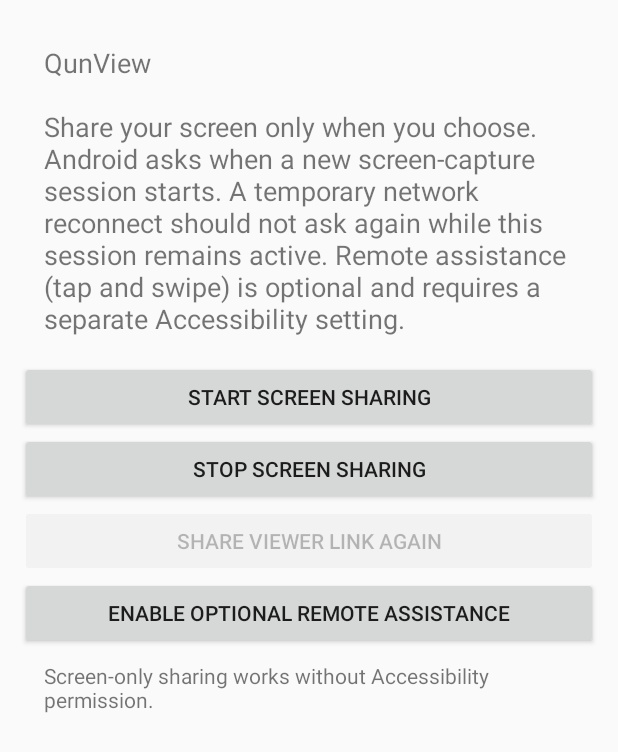
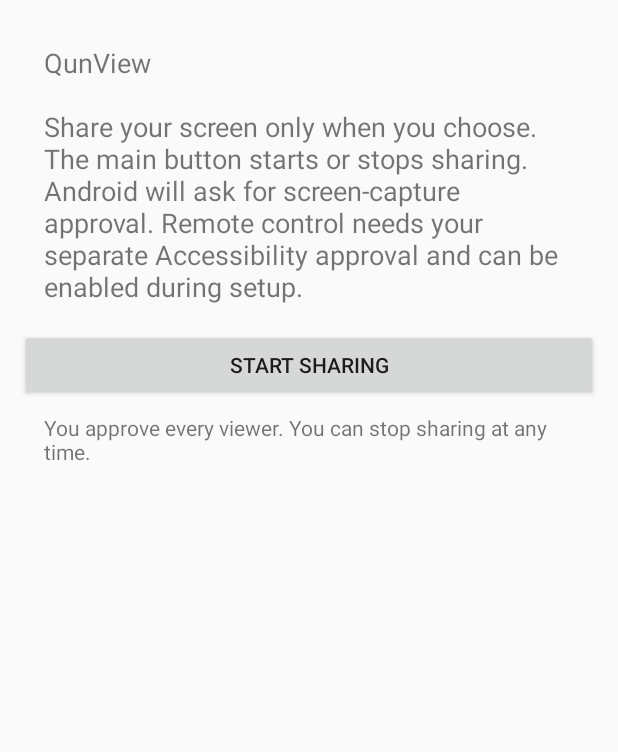
Before and after one commit to QUN-KING/QunView, an Android app: the screen it shows after launch (MainActivity), on a phone screen of 412 x 824 dp. Shown: the top 752 px of the screen. Run offline under Robolectric (Android 15) with nearby library versions, the phone set to English and light mode, and no system bars.

Commit message:
Simplify Android main screen to one Start/Stop control

```diff
--- a/android/app/src/main/java/com/qunking/qunview/MainActivity.kt
+++ b/android/app/src/main/java/com/qunking/qunview/MainActivity.kt
@@ -7,7 +7,6 @@ import android.content.Context
 import android.content.Intent
 import android.content.IntentFilter
 import android.media.projection.MediaProjectionManager
-import android.net.Uri
 import android.os.Build
 import android.os.Bundle
 import android.provider.Settings
@@ -19,9 +18,8 @@ import androidx.activity.result.contract.ActivityResultContracts
 
 class MainActivity : ComponentActivity() {
     private var receiverRegistered = false
-    private var accessibilitySettingsOpened = false
-    private var savedViewerLink: String? = null
-    private var shareLinkButton: Button? = null
+    private var startAfterAccessibilitySettings = false
+    private var mainButton: Button? = null
 
     private val notificationPermission = registerForActivityResult(
         ActivityResultContracts.RequestPermission()
@@ -32,13 +30,13 @@ class MainActivity : ComponentActivity() {
             when (intent.action) {
                 ScreenShareService.ACTION_SESSION_READY -> {
                     val link = intent.getStringExtra(ScreenShareService.EXTRA_VIEWER_LINK) ?: return
-                    savedViewerLink = link
-                    shareLinkButton?.isEnabled = true
                     shareViewerLink(link)
+                    refreshMainButton()
                 }
                 ScreenShareService.ACTION_ERROR -> {
                     val message = intent.getStringExtra(ScreenShareService.EXTRA_ERROR) ?: "Screen sharing could not start."
                     AlertDialog.Builder(this@MainActivity).setTitle("QunView").setMessage(message).setPositiveButton("OK", null).show()
+                    refreshMainButton()
                 }
                 ScreenShareService.ACTION_VIEWER_REQUEST -> showViewerApproval()
                 ScreenShareService.ACTION_REMOTE_CONTROL_REQUEST -> showRemoteControlApproval()
@@ -54,7 +52,9 @@ class MainActivity : ComponentActivity() {
                 putExtra(ScreenShareService.EXTRA_RESULT_DATA, data)
             }
             startForegroundService(service)
+            refreshMainButton()
         } else {
+            refreshMainButton()
             showRequiredChoice()
         }
     }
@@ -62,39 +62,17 @@ class MainActivity : ComponentActivity() {
     override fun onCreate(savedInstanceState: Bundle?) {
         super.onCreate(savedInstanceState)
         val title = TextView(this).apply {
-            text = "QunView\n\nShare your screen only when you choose. Android asks when a new screen-capture session starts. A temporary network reconnect should not ask again while this session remains active. Remote assistance (tap and swipe) is optional and requires a separate Accessibility setting."
+            text = "QunView\n\nShare your screen only when you choose. The main button starts or stops sharing. Android will ask for screen-capture approval. Remote control needs your separate Accessibility approval and can be enabled during setup."
             textSize = 18f
             setPadding(24, 24, 24, 24)
         }
-        val shareButton = Button(this).apply {
-            text = "Start screen sharing"
-            setOnClickListener { requestScreenPermission() }
-        }
-        shareLinkButton = Button(this).apply {
-            text = "Share viewer link again"
-            isEnabled = false
+        mainButton = Button(this).apply {
             setOnClickListener {
-                val link = savedViewerLink ?: getSharedPreferences(ScreenShareService.PREFS_NAME, MODE_PRIVATE)
-                    .getString(ScreenShareService.PENDING_VIEWER_LINK, null)
-                if (link != null) {
-                    savedViewerLink = link
-                    shareViewerLink(link)
-                }
-            }
-        }
-        val accessibilityButton = Button(this).apply {
-            text = "Enable optional remote assistance"
-            setOnClickListener { openAccessibilitySettings() }
-        }
-        val stopButton = Button(this).apply {
-            text = "Stop screen sharing"
-            setOnClickListener {
-                startService(Intent(this@MainActivity, ScreenShareService::class.java)
-                    .setAction(ScreenShareService.ACTION_STOP_SHARING))
+                if (ScreenShareService.isActive) stopScreenSharing() else beginStartFlow()
             }
         }
         val status = TextView(this).apply {
-            text = "Screen-only sharing works without Accessibility permission."
+            text = "You approve every viewer. You can stop sharing at any time."
             textSize = 14f
             setPadding(24, 12, 24, 12)
         }
@@ -102,12 +80,10 @@ class MainActivity : ComponentActivity() {
             orientation = LinearLayout.VERTICAL
             setPadding(20, 20, 20, 20)
             addView(title)
-            addView(shareButton)
-            addView(stopButton)
-            addView(shareLinkButton)
-            addView(accessibilityButton)
+            addView(mainButton)
             addView(status)
         })
+        refreshMainButton()
 
         val filter = IntentFilter().apply {
             addAction(ScreenShareService.ACTION_SESSION_READY)
@@ -121,12 +97,38 @@ class MainActivity : ComponentActivity() {
             registerReceiver(serviceEvents, filter)
         }
         receiverRegistered = true
-        refreshSavedViewerLink()
 
         if (Build.VERSION.SDK_INT >= 33 &&
             checkSelfPermission(android.Manifest.permission.POST_NOTIFICATIONS) != android.content.pm.PackageManager.PERMISSION_GRANTED) {
             notificationPermission.launch(android.Manifest.permission.POST_NOTIFICATIONS)
         }
+    }
+
+    private fun refreshMainButton() {
+        mainButton?.text = if (ScreenShareService.isActive) "Stop sharing" else "Start sharing"
+    }
+
+    private fun stopScreenSharing() {
+        startService(Intent(this, ScreenShareService::class.java)
+            .setAction(ScreenShareService.ACTION_STOP_SHARING))
+        refreshMainButton()
+    }
+
+    private fun beginStartFlow() {
+        if (isAccessibilityServiceEnabled()) {
+            requestScreenPermission()
+            return
+        }
+        AlertDialog.Builder(this)
+            .setTitle("Remote control permission")
+            .setMessage("Enable Android Accessibility if you also want the viewer to tap, swipe, Back or Home. This is optional; screen sharing can continue without it. Android requires you to enable it manually in Settings.")
+            .setPositiveButton("Enable") { _, _ ->
+                startAfterAccessibilitySettings = true
+                startActivity(Intent(Settings.ACTION_ACCESSIBILITY_SETTINGS))
+            }
+            .setNegativeButton("Continue without remote control") { _, _ -> requestScreenPermission() }
+            .setOnCancelListener { }
+            .show()
     }
 
     private fun showViewerApproval() {
@@ -155,11 +157,6 @@ class MainActivity : ComponentActivity() {
             .show()
     }
 
-    private fun openAccessibilitySettings() {
-        accessibilitySettingsOpened = true
-        startActivity(Intent(Settings.ACTION_ACCESSIBILITY_SETTINGS))
-    }
-
     private fun isAccessibilityServiceEnabled(): Boolean {
         val expected = packageName + "/" + QunViewAccessibilityService::class.java.name
         val enabled = Settings.Secure.getString(contentResolver, Settings.Secure.ENABLED_ACCESSIBILITY_SERVICES) ?: return false
@@ -168,14 +165,10 @@ class MainActivity : ComponentActivity() {
 
     override fun onResume() {
         super.onResume()
-        refreshSavedViewerLink()
-        if (accessibilitySettingsOpened) {
-            accessibilitySettingsOpened = false
-            val message = if (isAccessibilityServiceEnabled())
-                "Remote assistance is enabled. You can still share your screen without using remote controls."
-            else
-                "Remote assistance remains off. Screen-only sharing is still available."
-            AlertDialog.Builder(this).setTitle("QunView").setMessage(message).setPositiveButton("OK", null).show()
+        refreshMainButton()
+        if (startAfterAccessibilitySettings) {
+            startAfterAccessibilitySettings = false
+            requestScreenPermission()
         }
     }
 
@@ -195,26 +188,9 @@ class MainActivity : ComponentActivity() {
             .setTitle("Screen-sharing permission required")
             .setMessage("QunView cannot share your screen unless you approve Android's permission.")
             .setCancelable(true)
-            .setPositiveButton("Give Permission") { _, _ -> requestScreenPermission() }
-            .setNegativeButton("Uninstall App") { _, _ -> requestUninstall() }
-            .setNeutralButton("Cancel", null)
+            .setPositiveButton("Try again") { _, _ -> requestScreenPermission() }
+            .setNegativeButton("Cancel", null)
             .show()
-    }
-
-    private fun requestUninstall() {
-        startActivity(Intent(Intent.ACTION_DELETE, Uri.parse("package:" + packageName)))
-    }
-
-    private fun refreshSavedViewerLink() {
-        val stored = getSharedPreferences(ScreenShareService.PREFS_NAME, MODE_PRIVATE)
-            .getString(ScreenShareService.PENDING_VIEWER_LINK, null)
-        if (ScreenShareService.isActive && !stored.isNullOrBlank()) {
-            savedViewerLink = stored
-            shareLinkButton?.isEnabled = true
-        } else {
-            savedViewerLink = null
-            shareLinkButton?.isEnabled = false
-        }
     }
 
     private fun shareViewerLink(link: String) {
```
